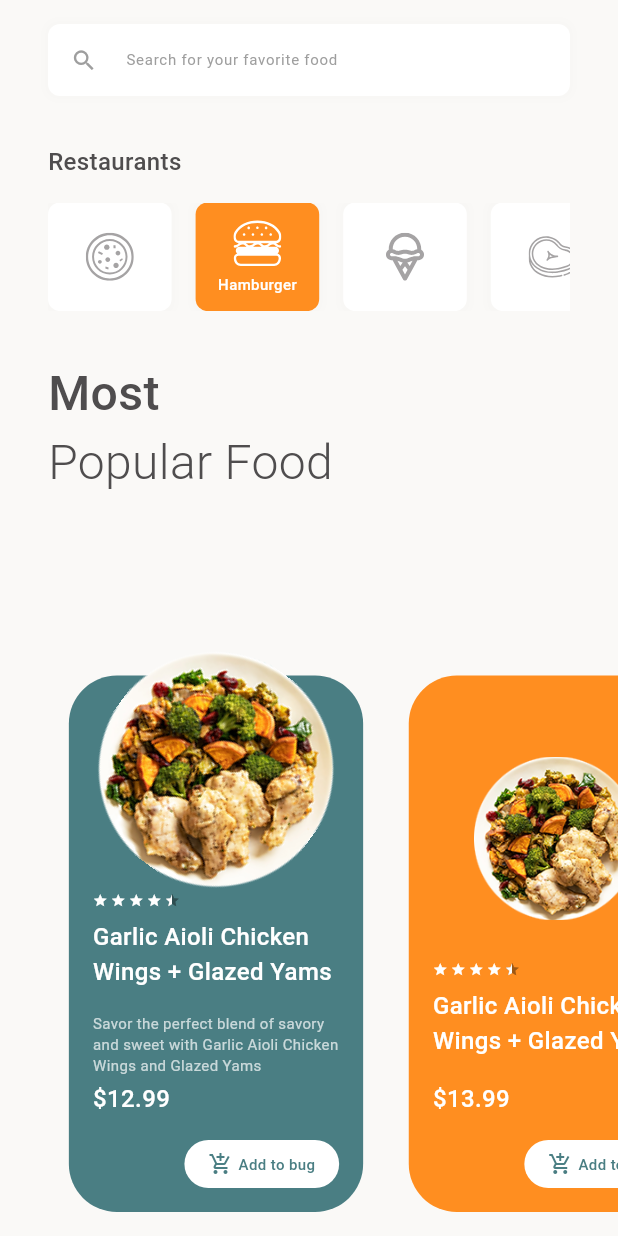
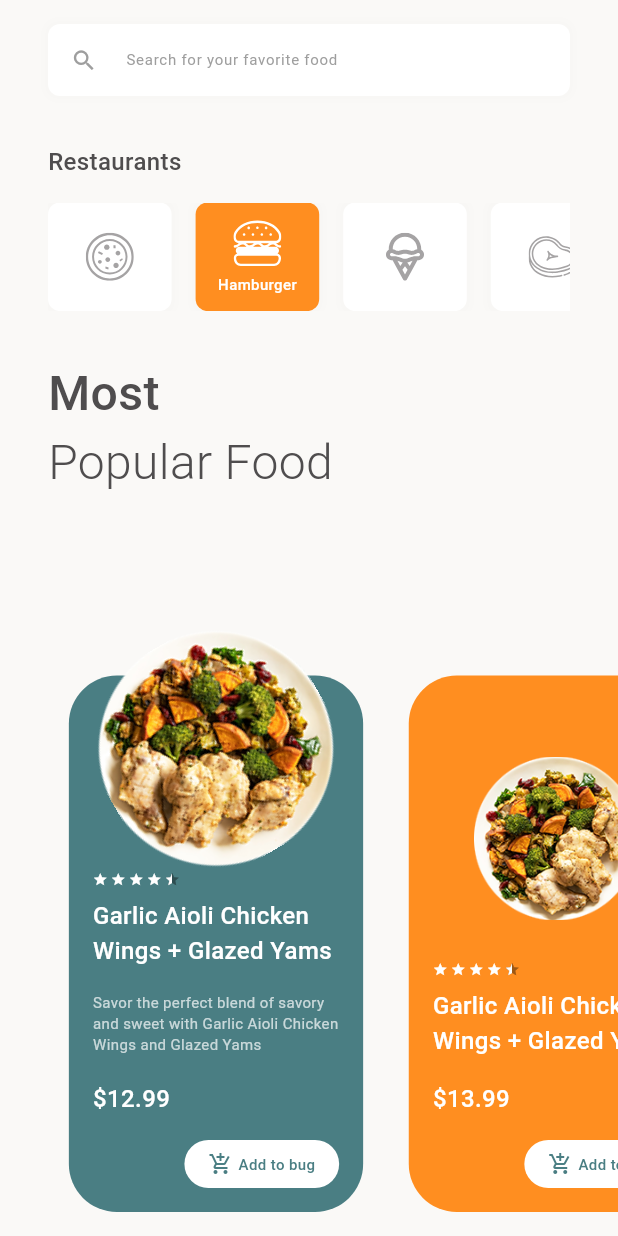
Before and after one commit to manirahmanzadeh/nomnom, a Flutter app: the screen it shows after launch, after a tap on an icon or button, on a phone screen of 412 x 824 dp. Run offline on Flutter 3.47's test engine with Material 3 defaults, Android fonts, the phone set to English and light mode, and no system bars; drawn by our look-alikes of flutter_rating_bar; our stand-ins replace flutter_svg.

Commit message:
feat: completed foods screen animation

```diff
--- a/lib/src/screens/foods/components/food_item.dart
+++ b/lib/src/screens/foods/components/food_item.dart
@@ -1,3 +1,5 @@
+import 'dart:math';
+
 import 'package:flutter/material.dart';
 import 'package:flutter_rating_bar/flutter_rating_bar.dart';
 import 'package:nomnom/src/models/food_model.dart';
@@ -6,12 +8,12 @@ class FoodItem extends StatelessWidget {
   const FoodItem({
     super.key,
     required this.food,
-    required this.isSelected,
     required this.color,
+    required this.centerness,
   });
 
   final FoodModel food;
-  final bool isSelected;
+  final double centerness;
   final Color color;
 
   @override
@@ -39,14 +41,10 @@ class FoodItem extends StatelessWidget {
             children: [
               Align(
                 alignment: Alignment.center,
-                child: AnimatedRotation(
-                  duration: const Duration(milliseconds: 350),
-                  curve: Curves.ease,
-                  turns: isSelected ? 0.1 : 0,
-                  child: AnimatedScale(
-                    scale: isSelected ? 1 : 0.7,
-                    duration: const Duration(milliseconds: 350),
-                    curve: Curves.ease,
+                child: Transform.rotate(
+                  angle: centerness * pi / 3,
+                  child: Transform.scale(
+                    scale: 0.7 + (centerness * 0.3),
                     child: Image.asset(
                       food.plateImageUrl,
                       width: MediaQuery.sizeOf(context).width / 2 - 50,
@@ -89,15 +87,9 @@ class FoodItem extends StatelessWidget {
               const SizedBox(
                 height: 16,
               ),
-              AnimatedSize(
-                duration: const Duration(milliseconds: 350),
-                curve: Curves.ease,
-                child: SizedBox(
-                  height: isSelected ? null : 0,
-                  child: Column(
-                    mainAxisSize: MainAxisSize.min,
-                    children: [
-                      Text(
+              SizedBox(
+                height: centerness * 60,
+                child: Text(
                   food.description,
                   maxLines: 3,
                   overflow: TextOverflow.ellipsis,
@@ -105,12 +97,6 @@ class FoodItem extends StatelessWidget {
                     color: Colors.white70,
                     fontSize: 10,
                     fontWeight: FontWeight.w400,
-                        ),
-                      ),
-                      const SizedBox(
-                        height: 4,
-                      ),
-                    ],
                   ),
                 ),
               ),
--- a/lib/src/screens/foods/components/most_popular_section.dart
+++ b/lib/src/screens/foods/components/most_popular_section.dart
@@ -36,7 +36,7 @@ class _MostPopularSectionState extends State<MostPopularSection> {
 
   PageController? controller;
 
-  int currentPage = 0;
+  double currentPage = 0;
 
   @override
   void initState() {
@@ -44,6 +44,11 @@ class _MostPopularSectionState extends State<MostPopularSection> {
       initialPage: 0,
       viewportFraction: 0.55,
     );
+    controller!.addListener(() {
+      setState(() {
+        currentPage = controller!.page!;
+      });
+    });
     super.initState();
   }
 
@@ -101,19 +106,20 @@ class _MostPopularSectionState extends State<MostPopularSection> {
       child: PageView(
         controller: controller,
         scrollDirection: Axis.horizontal,
-        onPageChanged: (newPage) {
-          setState(() {
-            currentPage = newPage;
-          });
-        },
         children: foods.map((food) {
-          bool isSelected;
-          isSelected = foods.indexOf(food) == currentPage;
+          double distance = 0;
+          distance = (foods.indexOf(food) - currentPage).abs();
+          double centerness = 0;
+
+          if (distance <= 1) {
+            centerness = (1 - distance).abs();
+          }
+
           return Transform.translate(
             offset: Offset(-((MediaQuery.sizeOf(context).width / 2 - 50) / 2 - 16), 0),
             child: FoodItem(
               food: food,
-              isSelected: isSelected,
+              centerness: centerness,
               color: foods.indexOf(food).isEven ? const Color(0xFF4A7E83) : const Color(0xFFFF8E20),
             ),
           );
```
Lines whose indentation alone changed are shown as unchanged.
